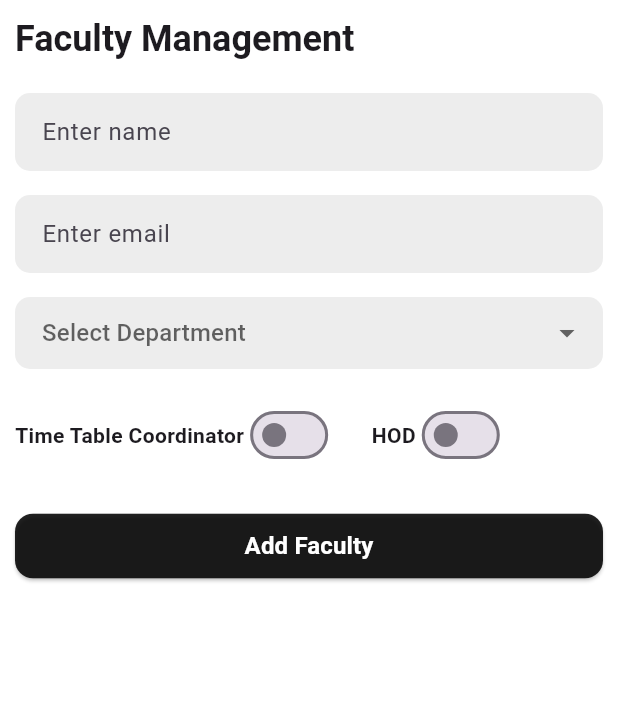
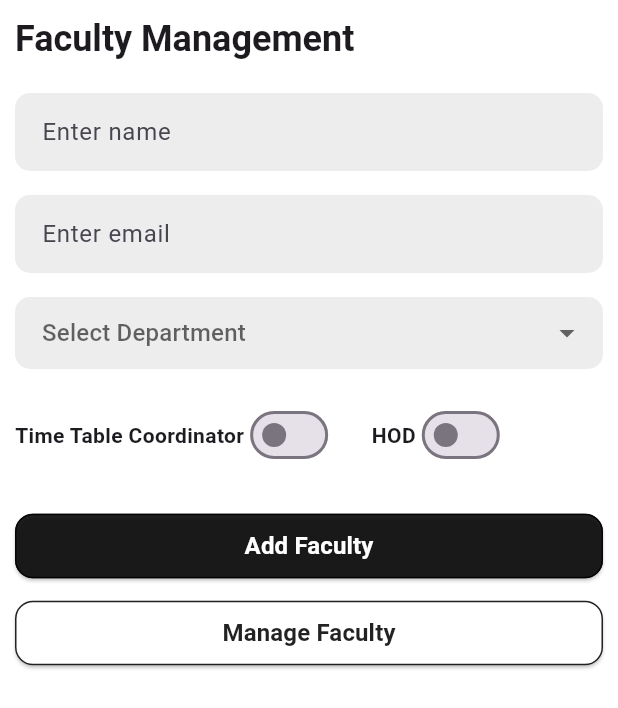
Before and after one commit to jainambarbhaya1509/Scheduler, a Flutter app: the SuperAdminPage screen opened directly, on a phone screen of 412 x 824 dp. Shown: the top 708 px of the screen. Run offline on Flutter 3.47's test engine with Material 3 defaults, Android fonts, the light colour scheme and no system bars; our stand-ins replace cloud_firestore, file_picker, firebase_core, flutter_slidable, get, logger and 2 more; missing offline and left inert: excel, mailer, universal_html; accounts and stored records are empty.

Commit message:
manage faculty added in super admin

```diff
--- a/lib/helper/download/download_web.dart
+++ b/lib/helper/download/download_web.dart
@@ -1,4 +1,4 @@
-import 'dart:html' as html;
+import 'package:universal_html/html.dart' as html;
 import 'package:flutter/services.dart';
 
 Future<void> downloadExcelFileWeb(String fileName) async {
--- a/lib/imports.dart
+++ b/lib/imports.dart
@@ -2,7 +2,6 @@
 export 'dart:async';
 export 'dart:io' show File, Directory, Platform;
 export 'dart:math';
-export 'dart:js_interop';
 
 // ================= Flutter Pages =================
 export 'package:schedule/pages/home.dart';
--- /dev/null
+++ b/lib/models/faculty_model.dart
@@ -0,0 +1,35 @@
+class FacultyModel {
+  final String email;
+  final String username;
+  final String department;
+  final bool isHOD;
+  final bool isAdmin;
+
+  FacultyModel({
+    required this.email,
+    required this.username,
+    required this.department,
+    required this.isHOD,
+    required this.isAdmin,
+  });
+
+  factory FacultyModel.fromJson(Map<String, dynamic> json) {
+    return FacultyModel(
+      email: json['email'] as String,
+      username: json['username'] as String,
+      department: json['department'] as String,
+      isHOD: json['isHOD'] as bool,
+      isAdmin: json['isAdmin'] as bool,
+    );
+  }
+
+  Map<String, dynamic> toJson() {
+    return {
+      'email': email,
+      'username': username,
+      'department': department,
+      'isHOD': isHOD,
+      'isAdmin': isAdmin,
+    };
+  }
+}
--- a/lib/pages/superadmin/superadmin_page.dart
+++ b/lib/pages/superadmin/superadmin_page.dart
@@ -2,6 +2,7 @@ import 'package:flutter/material.dart';
 import 'package:get/get.dart';
 import 'package:schedule/controller/superadmin/superadmin_controller.dart';
 import 'package:schedule/helper/security/generate_password.dart';
+import 'package:schedule/pages/superadmin/manage_faculty_page.dart';
 
 class SuperAdminPage extends StatefulWidget {
   const SuperAdminPage({super.key});
@@ -83,34 +84,63 @@ class _SuperAdminPageState extends State<SuperAdminPage> {
 
                   const SizedBox(height: 26),
 
-                  SizedBox(
-                    width: double.infinity,
-                    child: ElevatedButton(
-                      onPressed: submitUser,
-                      style: ElevatedButton.styleFrom(
-                        backgroundColor: Colors.black87,
-                        padding: const EdgeInsets.symmetric(
-                          horizontal: 5,
-                          vertical: 10,
-                        ),
-                        shape: RoundedRectangleBorder(
-                          borderRadius: BorderRadius.circular(12),
-                        ),
-                      ),
-                      child: const Text(
-                        "Add Faculty",
-                        style: TextStyle(
-                          fontSize: 16,
-                          fontWeight: FontWeight.bold,
-                          color: Colors.white,
-                        ),
-                      ),
-                    ),
+                  _button(
+                    "Add Faculty",
+                    Colors.black87,
+                    Colors.white,
+                    Colors.black87,
+                    submitUser,
+                  ),
+                  const SizedBox(height: 10),
+                  _button(
+                    "Manage Faculty",
+                    Colors.white,
+                    Colors.black87,
+                    Colors.black87,
+                    () {
+                      Get.to(
+                        () => ManageFacultyPage(),
+                        transition: Transition.rightToLeft,
+                      );
+                    },
                   ),
                 ],
               ),
             ),
           ],
+        ),
+      ),
+    );
+  }
+
+  Widget _button(
+    String text,
+    Color bgColor,
+    Color textColor,
+    Color borderColor,
+    VoidCallback callback,
+  ) {
+    return SizedBox(
+      width: double.infinity,
+      child: ElevatedButton(
+        onPressed: callback,
+        style: ElevatedButton.styleFrom(
+          backgroundColor: bgColor,
+          foregroundColor: textColor,
+          side: BorderSide(color: borderColor),
+          padding: const EdgeInsets.symmetric(horizontal: 5, vertical: 10),
+          shape: RoundedRectangleBorder(
+            borderRadius: BorderRadius.circular(12),
+          ),
+        ),
+
+        child: Text(
+          text,
+          style: TextStyle(
+            fontSize: 16,
+            fontWeight: FontWeight.bold,
+            color: textColor,
+          ),
         ),
       ),
     );
--- a/pubspec.yaml
+++ b/pubspec.yaml
@@ -54,6 +54,8 @@ dependencies:
   url_launcher: ^6.3.2
   logger: ^2.6.2
   path: ^1.9.1
+  universal_html: ^2.3.0
+  flutter_slidable: ^4.0.3
 
 dev_dependencies:
   flutter_test:
```
Also changed, not shown: lib/controller/superadmin/superadmin_controller.dart (+41 -1 lines), lib/pages/superadmin/manage_faculty_page.dart (added, +186 -0 lines), lib/widgets/faculty_card_widget.dart (added, +60 -0 lines), pubspec.lock, 1 other file.
